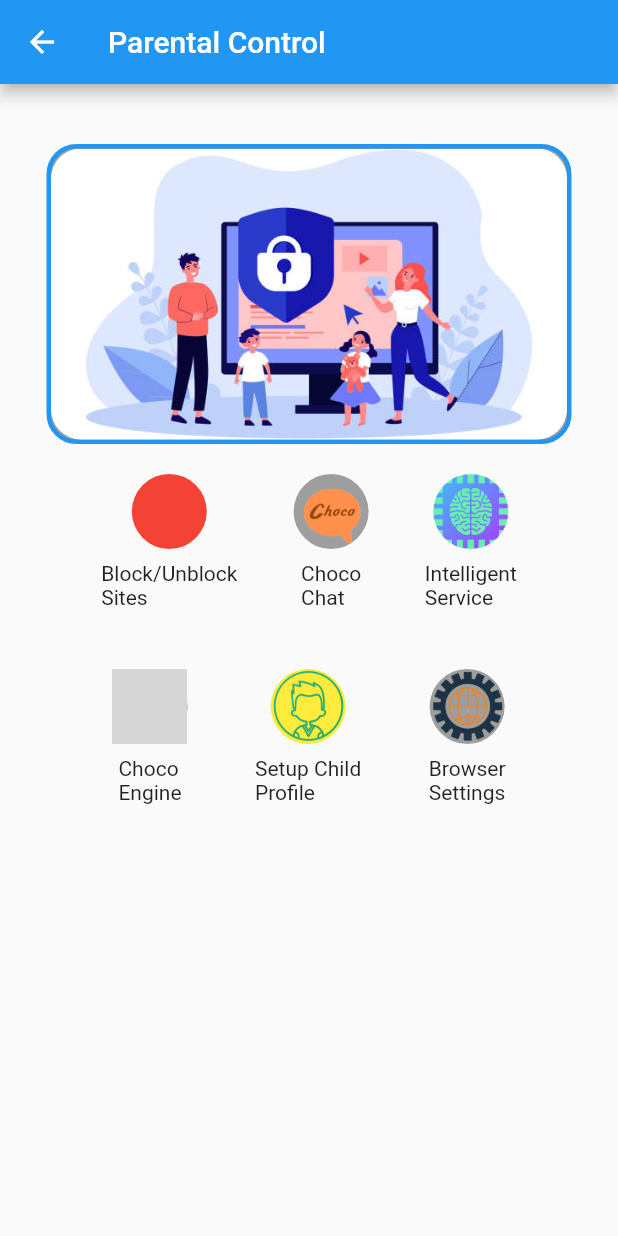
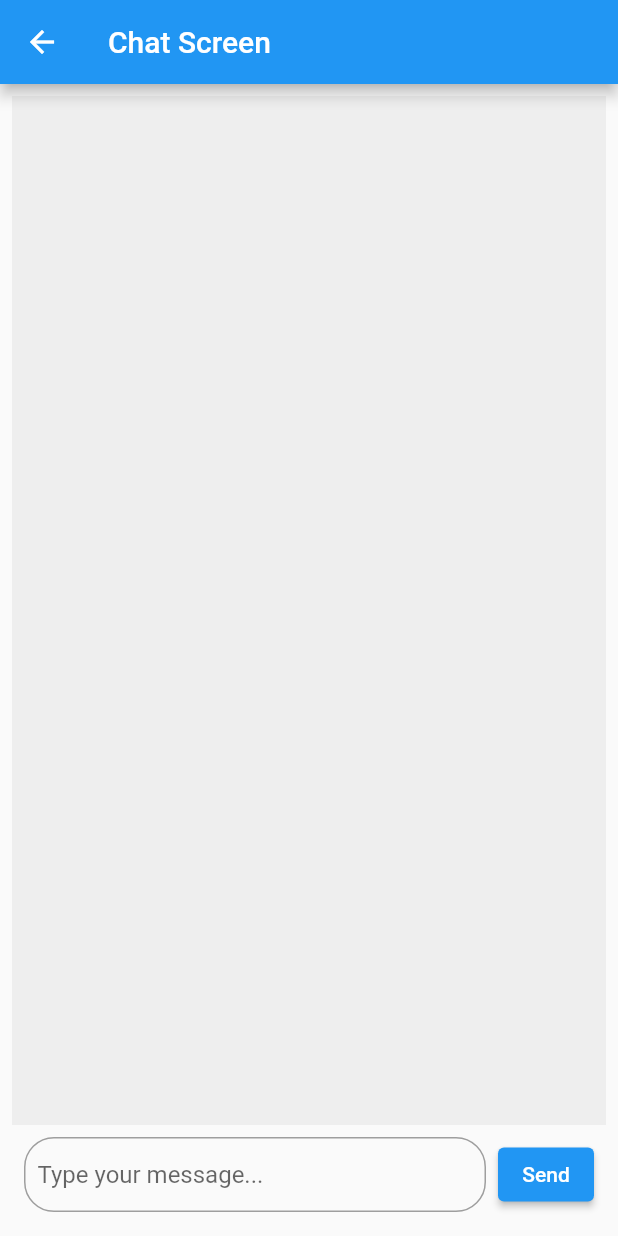
Before and after one commit to Altier-Tech/choco-front-end-mobile, a Flutter app: the ParentalControl screen opened directly, after a tap on an icon or button, on a phone screen of 412 x 824 dp. Run offline on Flutter 3.47's test engine with Material 2 defaults, Android fonts, the phone set to English and light mode, and no system bars; our stand-ins replace device_preview; network calls fail; grey boxes are pictures that could not be loaded.

Commit message:
create chat screen

```diff
--- /dev/null
+++ b/lib/screens/choco_chat.dart
@@ -0,0 +1,56 @@
+import 'package:flutter/material.dart';
+
+class ChatScreen extends StatelessWidget {
+  @override
+  Widget build(BuildContext context) {
+    return Scaffold(
+      appBar: AppBar(
+        title: Text('Chat Screen'),
+      ),
+      body: Padding(
+        padding: const EdgeInsets.all(8.0),
+        child: Column(
+          children: [
+            Expanded(
+              child: Container(
+                // Display chat messages here
+                color: Colors.grey[200],
+              ),
+            ),
+            Padding(
+              padding: const EdgeInsets.all(8.0),
+              child: Row(
+                children: [
+                  Expanded(
+                    child: Container(
+                      decoration: BoxDecoration(
+                        borderRadius: BorderRadius.circular(20.0),
+                        border: Border.all(color: Colors.grey),
+                      ),
+                      child: Padding(
+                        padding: const EdgeInsets.symmetric(horizontal: 8.0),
+                        child: TextFormField(
+                          decoration: InputDecoration(
+                            border: InputBorder.none,
+                            hintText: 'Type your message...',
+                          ),
+                        ),
+                      ),
+                    ),
+                  ),
+                  SizedBox(width: 8.0),
+                  ElevatedButton(
+                    onPressed: () {
+                      // Send button action
+                    },
+                    child: Text('Send'),
+                  ),
+                ],
+              ),
+            ),
+          ],
+        ),
+      ),
+    );
+  }
+}
--- a/lib/screens/parental_control.dart
+++ b/lib/screens/parental_control.dart
@@ -2,6 +2,7 @@ import 'package:flutter/material.dart';
 
 import '../models/parental_control_items.dart';
 import 'block_site.dart';
+import 'choco_chat.dart';
 
 class ParentalControl extends StatefulWidget {
   const ParentalControl({Key? key}) : super(key: key);
@@ -58,12 +59,12 @@ class _ParentalControlState extends State<ParentalControl> {
                   },
                   ),
                   CircleShortcut(name: "Choco\nChat", imageUrl: 'chat.png',circleColor: Colors.grey,onTap: () {
-                    // Navigator.push(
-                    //   context,
-                    //   MaterialPageRoute(
-                    //     builder: (context) => YourDestinationScreen(),
-                    //   ),
-                    // );
+                    Navigator.push(
+                      context,
+                      MaterialPageRoute(
+                        builder: (context) => ChatScreen(),
+                      ),
+                    );
                   },
                   ),
                   CircleShortcut(name: "Intelligent\nService", imageUrl: 'intelligent_img.png',circleColor: Colors.greenAccent,onTap: () {
```
